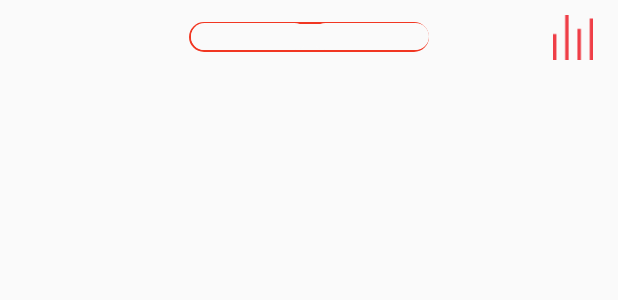
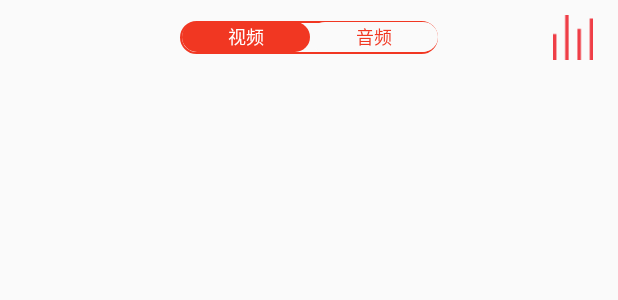
Before and after one commit to JIEMIAN2016/JIEMIAN, an Android app: the layout main_video_fragment.xml on its own in the app's theme, with its tools: preview values and no code run, on a phone screen of 412 x 824 dp. Shown: the top 300 px of the screen. Run offline under Robolectric (Android 15) with nearby library versions, the phone set to English and light mode, and no system bars.

```diff
--- a/app/build.gradle
+++ b/app/build.gradle
@@ -28,4 +28,5 @@ dependencies {
     compile 'org.xutils:xutils:3.3.38'
     compile 'com.google.code.gson:gson:2.8.0'
     compile 'com.android.support:recyclerview-v7:24.1.1'
+    compile project(':pulltorefreshLib')
 }
--- a/app/src/main/java/com/example/chen/jiemian/constants/Constant.java
+++ b/app/src/main/java/com/example/chen/jiemian/constants/Constant.java
@@ -10,5 +10,7 @@ import com.example.chen.jiemian.BuildConfig;
 public class Constant {
     public boolean DEBUG= BuildConfig.IS_DEBUG;
     public static boolean IS_PLAY_VIDEO=false;
+    public static String VideoLastUpdate=null;
+    public static String VoiceLastUpdate=null;
     public static Bitmap staticBitmap;
 }
--- a/app/src/main/java/com/example/chen/jiemian/fragments/VideoFragment.java
+++ b/app/src/main/java/com/example/chen/jiemian/fragments/VideoFragment.java
@@ -60,7 +60,7 @@ public class VideoFragment extends Fragment implements RadioGroup.OnCheckedChang
     public void onCheckedChanged(RadioGroup group, int checkedId) {
         switch (checkedId) {
             case R.id.video_video:
-                gif.stop();
+                gif.isInit(false);
                 Constant.IS_PLAY_VIDEO=false;
                 changeFragment(MyVideoFragment.TAG,MyVideoFragment.class);
                 break;
--- a/app/src/main/java/com/example/chen/jiemian/overwrite/MyGifImageview.java
+++ b/app/src/main/java/com/example/chen/jiemian/overwrite/MyGifImageview.java
@@ -23,17 +23,17 @@ import java.lang.reflect.Field;
  */
 public class MyGifImageview extends ImageView {
     private Movie mMovie;
-    private boolean isPlaying=false;
-    private int oldwidth,oldheight;
+    private boolean isPlaying = false;
+    private int oldwidth, oldheight, measureWid, measureHei;
     private Bitmap bitmapStart;
     private long startTime;
 
     public MyGifImageview(Context context) {
-        this(context,null);
+        this(context, null);
     }
 
     public MyGifImageview(Context context, AttributeSet attrs) {
-        this(context, attrs,0);
+        this(context, attrs, 0);
     }
 
     public MyGifImageview(Context context, AttributeSet attrs, int defStyleAttr) {
@@ -42,84 +42,78 @@ public class MyGifImageview extends ImageView {
     }
 
     private void setImgae(Context context, AttributeSet attrs, int defStyleAttr) {
-        TypedArray typedArray = context.obtainStyledAttributes(attrs, R.styleable.AppCompatImageView);
-        int resId=getresorceId(typedArray,context,attrs);
-        if (resId!=0) {
+        TypedArray typedArray = context.obtainStyledAttributes(attrs, R.styleable.MyGifImageview);
+        int resId = getresorceId(typedArray, context, attrs);
+        if (resId != 0) {
             InputStream inputStream = getResources().openRawResource(resId);
             mMovie = Movie.decodeStream(inputStream);
-            if (mMovie!=null) {
+            if (mMovie != null) {
                 //boolean isPlayAuto = typedArray.getBoolean(R.styleable.MyGifImageview_autoPlay, false);
                 Bitmap bitmap = BitmapFactory.decodeStream(inputStream);
                 oldwidth = bitmap.getWidth();
                 oldheight = bitmap.getHeight();
                 bitmap.recycle();
-                if (!Constant.IS_PLAY_VIDEO) {
-                    bitmapStart = BitmapFactory.decodeResource(getResources(), R.drawable.audio_gif);
-                }
+                bitmapStart = BitmapFactory.decodeResource(getResources(), R.drawable.audio_gif);
                 //Constant.staticBitmap=bitmapStart;
             }
         }
     }
 
-    public void isInit(boolean isPlay){
-        if (isPlay){
+    public void isInit(boolean isPlay) {
+        if (isPlay) {
             Log.i("name", "isInit: ");
-            isPlaying=isPlay;
+            isPlaying = isPlay;
             invalidate();
         }
     }
 
     @Override
     protected void onDraw(Canvas canvas) {
-        if (mMovie==null) {
+        if (mMovie == null) {
             super.onDraw(canvas);
-        }else{
-            if (Constant.IS_PLAY_VIDEO){
+        } else {
+            if (Constant.IS_PLAY_VIDEO) {
                 playMovie(canvas);
                 invalidate();
-            }else {
+            } else {
                 if (isPlaying) {
                     if (playMovie(canvas)) {
-                        isPlaying=false;
+                        isPlaying = false;
                     }
                     invalidate();
-                }else {
+                } else {
                     mMovie.setTime(0);
-                    mMovie.draw(canvas,0,0);
+                    mMovie.draw(canvas, 0, 0);
                     int offWidth = (oldwidth - bitmapStart.getWidth()) / 2;
                     int offHeight = (oldheight - bitmapStart.getHeight()) / 2;
-                    canvas.drawBitmap(bitmapStart,offWidth,offHeight,null);
+                    canvas.drawBitmap(bitmapStart, measureWid, measureHei, null);
+
                 }
             }
         }
     }
 
-    public void stop(){
-        bitmapStart=bitmapStart = BitmapFactory.decodeResource(getResources(), R.drawable.audio_gif);
-    }
     @Override
     protected void onMeasure(int widthMeasureSpec, int heightMeasureSpec) {
         super.onMeasure(widthMeasureSpec, heightMeasureSpec);
-        if (mMovie != null) {
-            // 如果是GIF图片则重写设定PowerImageView的大小
-            setMeasuredDimension(oldwidth, oldheight);
-        }
+        measureHei = heightMeasureSpec;
+        measureWid = widthMeasureSpec;
     }
 
     private boolean playMovie(Canvas canvas) {
         long millis = SystemClock.uptimeMillis();
-        if (startTime==0) {
-            startTime=millis;
+        if (startTime == 0) {
+            startTime = millis;
         }
         int duration = mMovie.duration();
-        if (duration==0) {
-            duration=1000;
+        if (duration == 0) {
+            duration = 1000;
         }
         int time = (int) ((millis - startTime) % duration);
         mMovie.setTime(time);
-        mMovie.draw(canvas,0,0);
-        if ((millis-startTime)>=duration) {
-            startTime=0;
+        mMovie.draw(canvas, 0, 0);
+        if ((millis - startTime) >= duration) {
+            startTime = 0;
             return true;
         }
         return false;
@@ -136,8 +130,8 @@ public class MyGifImageview extends ImageView {
             e.printStackTrace();
         } catch (IllegalAccessException e) {
             e.printStackTrace();
-        }finally {
-            if (typedArray!=null){
+        } finally {
+            if (typedArray != null) {
                 typedArray.recycle();
             }
         }
--- a/app/src/main/res/drawable/back_circle_ring.xml
+++ b/app/src/main/res/drawable/back_circle_ring.xml
@@ -1,6 +1,6 @@
 <?xml version="1.0" encoding="utf-8"?>
 <shape xmlns:android="http://schemas.android.com/apk/res/android">
-    <corners android:radius="10dp"/>
+    <corners android:radius="12dp"/>
     <stroke android:color="@color/colorRed" android:width="1dp"/>
 
 </shape>
--- /dev/null
+++ b/app/src/main/res/drawable/media_switch_textcolor_selector.xml
@@ -0,0 +1,5 @@
+<?xml version="1.0" encoding="utf-8"?>
+<selector xmlns:android="http://schemas.android.com/apk/res/android">
+    <item android:state_checked="false" android:color="@color/colorRed"/>
+    <item android:state_checked="true" android:color="@color/colorWhite"/>
+</selector>
--- a/app/src/main/res/layout/main_video_fragment.xml
+++ b/app/src/main/res/layout/main_video_fragment.xml
@@ -9,29 +9,36 @@
         android:layout_height="50dp">
         <RadioGroup
             android:id="@+id/video_switch_fragment"
-            android:layout_width="160dp"
-            android:layout_height="20dp"
+            android:layout_width="172dp"
+            android:layout_height="22dp"
             android:orientation="horizontal"
             android:background="@drawable/back_circle_ring"
             android:layout_centerInParent="true"
-            >
+            android:paddingLeft="1dp">
             <RadioButton
                 android:id="@+id/video_video"
-                android:layout_width="78dp"
-                android:layout_height="18dp"
+                android:layout_width="85dp"
+                android:layout_height="20dp"
                 android:button="@null"
+                android:text="视频"
+                android:textColor="@drawable/media_switch_textcolor_selector"
+                android:gravity="center"
+                android:textSize="12sp"
+                android:checked="true"
                 android:layout_gravity="center_vertical"
-                android:layout_margin="1dp"
                 android:background="@drawable/media_top_bakcground_selector"
-                android:layout_alignParentLeft="true"
                 />
             <RadioButton
                 android:id="@+id/video_voice"
-                android:layout_width="78dp"
-                android:layout_height="18dp"
+                android:layout_width="85dp"
+                android:layout_height="20dp"
                 android:layout_gravity="center_vertical"
                 android:button="@null"
-                android:layout_margin="1dp"
+                android:textColor="@drawable/media_switch_textcolor_selector"
+                android:gravity="center"
+                android:text="音频"
+
+                android:textSize="12sp"
                 android:background="@drawable/media_top_bakcground_selector"
                 />
         </RadioGroup>
--- /dev/null
+++ b/app/src/main/res/values/attrs.xml
@@ -0,0 +1,6 @@
+<?xml version="1.0" encoding="utf-8"?>
+<resources>
+    <declare-styleable name="MyGifImageview">
+        <attr name="autoPlay" format="boolean"></attr>
+    </declare-styleable>
+</resources>
--- a/settings.gradle
+++ b/settings.gradle
@@ -1 +1,2 @@
 include ':app'
+include ':pulltorefreshLib'
```
Also changed, not shown: app/src/main/java/com/example/chen/jiemian/fragments/MyVideoFragment.java (+7 -1 lines), app/src/main/res/layout/my_video_fragment.xml (+9 -5 lines).
